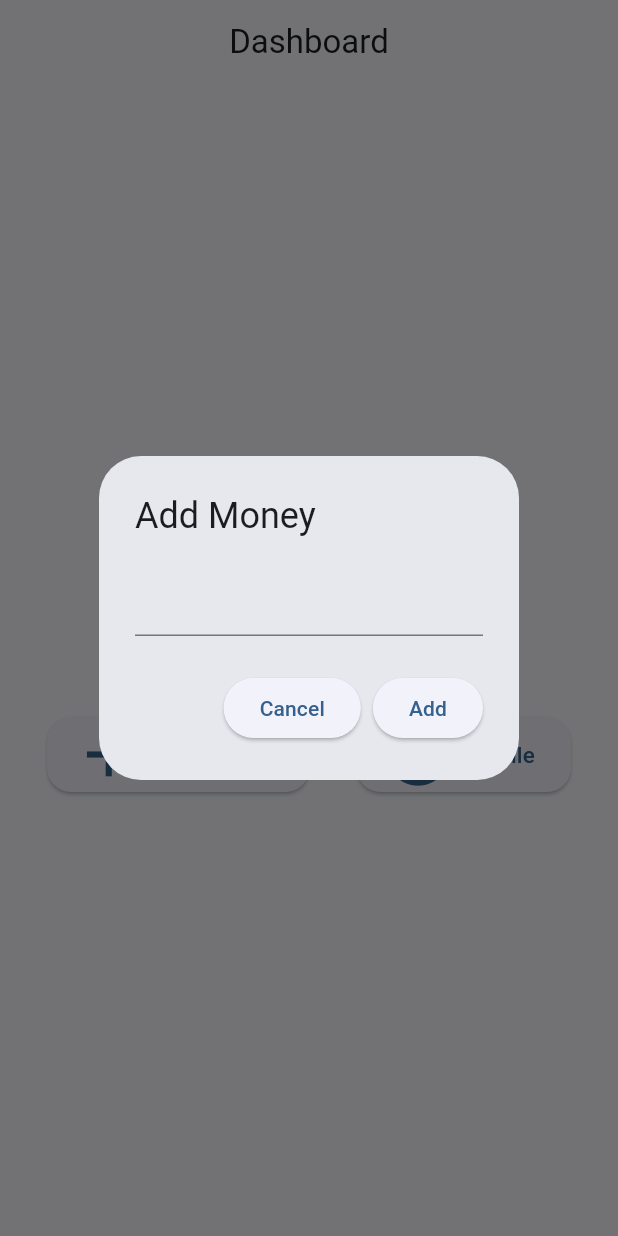
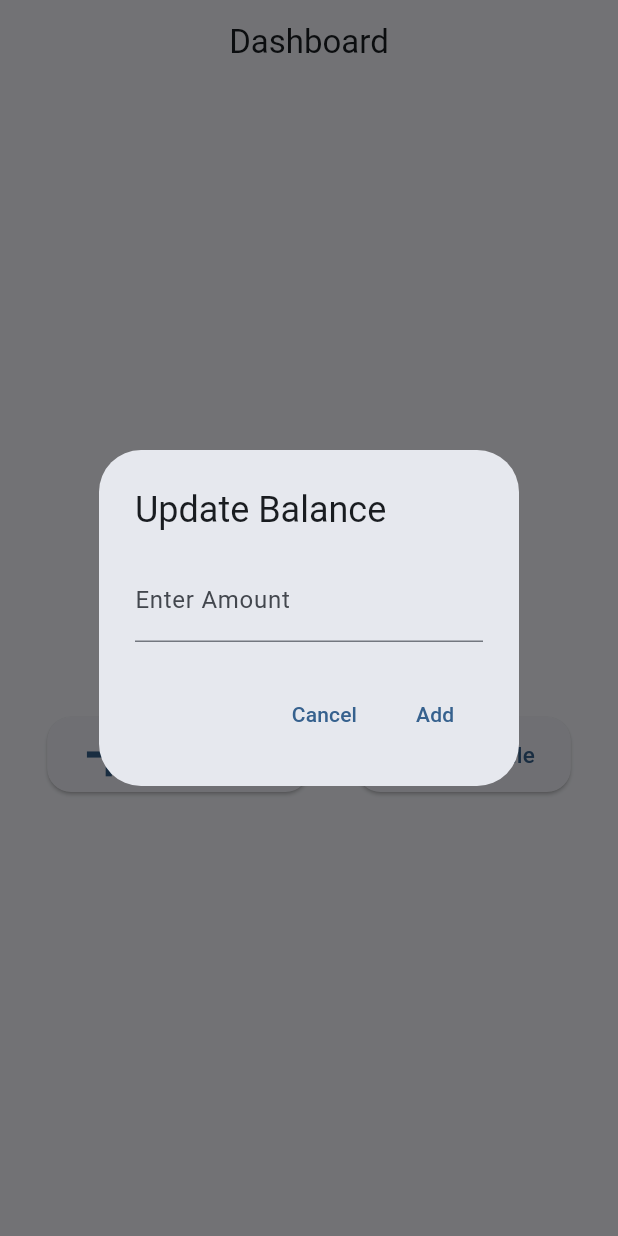
Before and after one commit to giorgos-konstant/smart_tolls, a Flutter app: the Dashboard screen opened directly, after a tap on "Add Money", on a phone screen of 412 x 824 dp. Run offline on Flutter 3.47's test engine with Material 3 defaults, Android fonts, the phone set to English and light mode, and no system bars; accounts and stored records are empty.

Commit message:
implem some update balance logic

```diff
--- a/lib/main.dart
+++ b/lib/main.dart
@@ -256,6 +256,38 @@ class HomePage extends StatelessWidget {
 class Dashboard extends StatelessWidget {
   const Dashboard({super.key});
 
+  Future<double?> _showAddBalanceDialog(BuildContext context) async {
+    TextEditingController amountController = TextEditingController();
+
+    return showDialog<double>(
+        context: context,
+        builder: (context) {
+          return AlertDialog(
+            title: Text("Update Balance"),
+            content: TextField(
+              controller: amountController,
+              keyboardType: TextInputType.number,
+              decoration: InputDecoration(labelText: 'Enter Amount'),
+            ),
+            actions: [
+              TextButton(
+                onPressed: () {
+                  Navigator.of(context).pop();
+                },
+                child: Text('Cancel'),
+              ),
+              TextButton(
+                onPressed: () {
+                  double? amount = double.tryParse(amountController.text);
+                  Navigator.of(context).pop(amount);
+                },
+                child: Text('Add'),
+              ),
+            ],
+          );
+        });
+  }
+
   @override
   Widget build(BuildContext context) {
     AuthProvider auth = Provider.of<AuthProvider>(context);
@@ -287,41 +319,11 @@ class Dashboard extends StatelessWidget {
               mainAxisAlignment: MainAxisAlignment.spaceEvenly,
               children: [
                 ElevatedButton.icon(
-                  onPressed: () {
-                    showDialog(
-                        context: context,
-                        builder: (BuildContext context) {
-                          double amount = 0.00;
-                          return AlertDialog(
-                            title: Text('Add Money'),
-                            content: StatefulBuilder(
-                              builder:
-                                  (BuildContext context, StateSetter setState) {
-                                return TextField(
-                                  keyboardType: TextInputType.number,
-                                  onChanged: (String value) {
-                                    amount = double.tryParse(value) ?? 0.0;
-                                  },
-                                );
-                              },
-                            ),
-                            actions: [
-                              ElevatedButton(
-                                onPressed: () {
-                                  Navigator.of(context).pop();
-                                },
-                                child: Text('Cancel'),
-                              ),
-                              ElevatedButton(
-                                onPressed: () {
-                                  balance += amount;
-                                  Navigator.of(context).pop();
-                                },
-                                child: Text('Add'),
-                              ),
-                            ],
-                          );
-                        });
+                  onPressed: () async {
+                    double? amount = await _showAddBalanceDialog(context);
+                    if (amount != null) {
+                      await updateBalance(amount, auth.user!.userId);
+                    }
                   },
                   icon: Icon(Icons.add, size: 50),
                   label: Text('Add Money', style: TextStyle(fontSize: 15)),
--- a/lib/post.dart
+++ b/lib/post.dart
@@ -68,3 +68,23 @@ Future<ChargePolicy?> getPolicy() async {
     return null;
   }
 }
+
+Future<void> updateBalance(double amount, int userId) async {
+  final url = Uri.parse('BACKEND_URL');
+
+  try {
+    final response = await http.post(
+      url,
+      body: {
+        'userId': userId,
+        'amount': amount,
+      },
+    );
+
+    if (response.statusCode == 200) {
+      print("Balance updated.");
+    }
+  } catch (error) {
+    print("Exception: $error");
+  }
+}
```
